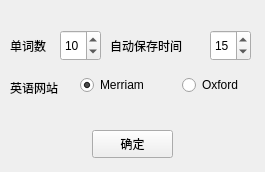
Old version of the form settingswidget.ui in the repository lxl66566/wordsreciter.
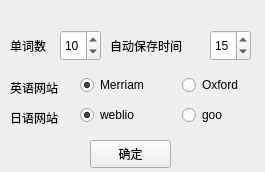
New version of the form.

```diff
--- a/settingswidget.ui
+++ b/settingswidget.ui
@@ -119,8 +119,8 @@
   <widget class="QPushButton" name="okbutton">
    <property name="geometry">
     <rect>
-     <x>92</x>
-     <y>130</y>
+     <x>90</x>
+     <y>140</y>
      <width>81</width>
      <height>28</height>
     </rect>
@@ -129,6 +129,48 @@
     <string>确定</string>
    </property>
   </widget>
+  <widget class="QLabel" name="label_4">
+   <property name="geometry">
+    <rect>
+     <x>10</x>
+     <y>110</y>
+     <width>68</width>
+     <height>15</height>
+    </rect>
+   </property>
+   <property name="text">
+    <string>日语网站</string>
+   </property>
+  </widget>
+  <widget class="QWidget" name="horizontalLayoutWidget_2">
+   <property name="geometry">
+    <rect>
+     <x>80</x>
+     <y>100</y>
+     <width>198</width>
+     <height>31</height>
+    </rect>
+   </property>
+   <layout class="QHBoxLayout" name="horizontalLayout_2">
+    <item>
+     <widget class="QRadioButton" name="web3">
+      <property name="text">
+       <string>weblio</string>
+      </property>
+      <property name="checked">
+       <bool>true</bool>
+      </property>
+     </widget>
+    </item>
+    <item>
+     <widget class="QRadioButton" name="web4">
+      <property name="text">
+       <string>goo</string>
+      </property>
+     </widget>
+    </item>
+   </layout>
+  </widget>
  </widget>
  <resources/>
  <connections/>
```
